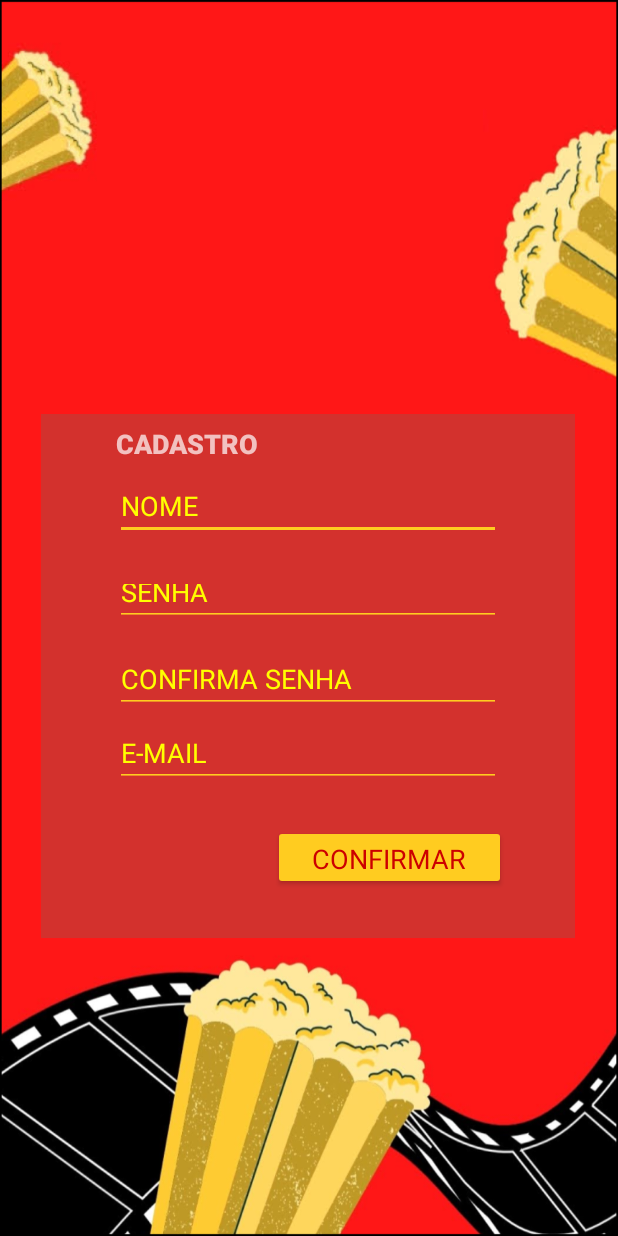
After one commit to Walterharder/AppMoviePedia, an Android app: the Cadastrar screen opened directly, with no data from a screen before it, on a phone screen of 412 x 824 dp. The commit adds this screen. Run offline under Robolectric (Android 15) with nearby library versions, the phone set to English and light mode, and no system bars.

Commit message:
Atualização página cadastro

```diff
--- a/app/src/main/AndroidManifest.xml
+++ b/app/src/main/AndroidManifest.xml
@@ -14,13 +14,17 @@
         android:theme="@style/Theme.MoviePedia"
         tools:targetApi="31">
         <activity
+            android:name=".Cadastrar"
+            android:exported="false"
+            android:theme="@style/Theme.AppCompat.NoActionBar" />/>
+        <activity
             android:name=".Login"
             android:exported="false"
-            android:theme="@style/Theme.AppCompat.NoActionBar"/>
+            android:theme="@style/Theme.AppCompat.NoActionBar" />
         <activity
             android:name=".LoginCadastrar"
             android:exported="false"
-            android:theme="@style/Theme.AppCompat.NoActionBar"/>
+            android:theme="@style/Theme.AppCompat.NoActionBar" />
         <activity
             android:name=".HomeActivity"
             android:exported="false"
--- /dev/null
+++ b/app/src/main/java/com/example/moviepedia/Cadastrar.java
@@ -0,0 +1,14 @@
+package com.example.moviepedia;
+
+import androidx.appcompat.app.AppCompatActivity;
+
+import android.os.Bundle;
+
+public class Cadastrar extends AppCompatActivity {
+
+    @Override
+    protected void onCreate(Bundle savedInstanceState) {
+        super.onCreate(savedInstanceState);
+        setContentView(R.layout.activity_cadastrar);
+    }
+}
--- a/app/src/main/java/com/example/moviepedia/LoginCadastrar.java
+++ b/app/src/main/java/com/example/moviepedia/LoginCadastrar.java
@@ -5,16 +5,37 @@ import androidx.appcompat.app.AppCompatActivity;
 import android.content.Intent;
 import android.os.Bundle;
 import android.view.View;
+import android.widget.Button;
 
 public class LoginCadastrar extends AppCompatActivity {
+
+    private Button botaoLogin;
+    private Button botaoCadastrar;
 
     @Override
     protected void onCreate(Bundle savedInstanceState) {
         super.onCreate(savedInstanceState);
         setContentView(R.layout.activity_login_cadastrar);
 
+        botaoLogin = findViewById(R.id.id_login);
 
-        id_login.setOnClickListener
+        botaoLogin.setOnClickListener(new View.OnClickListener() {
+            @Override
+            public void onClick(View view) {
+                Intent login = new Intent(LoginCadastrar.this,Login.class);
+                startActivity(login);
+            }
+        });
+
+        botaoCadastrar = findViewById(R.id.id_cadastrar);
+
+        botaoCadastrar.setOnClickListener(new View.OnClickListener() {
+            @Override
+            public void onClick(View view) {
+                Intent cadastrar = new Intent(LoginCadastrar.this,Cadastrar.class);
+                startActivity(cadastrar);
+            }
+        });
 
      }
 
--- /dev/null
+++ b/app/src/main/res/layout/activity_cadastrar.xml
@@ -0,0 +1,149 @@
+<?xml version="1.0" encoding="utf-8"?>
+<androidx.constraintlayout.widget.ConstraintLayout xmlns:android="http://schemas.android.com/apk/res/android"
+    xmlns:app="http://schemas.android.com/apk/res-auto"
+    xmlns:tools="http://schemas.android.com/tools"
+    android:layout_width="match_parent"
+    android:layout_height="match_parent"
+    android:background="@drawable/inicial"
+    tools:context=".Cadastrar">
+
+    <View
+        android:id="@+id/view2"
+        android:layout_width="356dp"
+        android:layout_height="349dp"
+        android:layout_marginStart="22dp"
+        android:layout_marginEnd="22dp"
+        android:width="50dp"
+        android:background="#D3312D"
+        android:color="#000000"
+        app:layout_constraintBottom_toBottomOf="parent"
+        app:layout_constraintEnd_toEndOf="parent"
+        app:layout_constraintHorizontal_bias="0.454"
+        app:layout_constraintStart_toStartOf="parent"
+        app:layout_constraintTop_toTopOf="parent"
+        app:layout_constraintVertical_bias="0.581" />
+
+    <EditText
+        android:id="@+id/id_nome"
+        android:layout_width="257dp"
+        android:layout_height="42dp"
+        android:layout_marginStart="50dp"
+
+        android:layout_marginTop="42dp"
+        android:layout_marginEnd="50dp"
+        android:layout_marginBottom="265dp"
+        android:backgroundTint="#FFCC20"
+        android:ems="10"
+        android:hint="NOME"
+        android:inputType="textPersonName"
+        android:selectAllOnFocus="false"
+        android:singleLine="false"
+        android:textColorHint="#FFFF00"
+        android:textSize="18sp"
+        app:layout_constraintBottom_toBottomOf="@+id/view2"
+        app:layout_constraintEnd_toEndOf="@+id/view2"
+        app:layout_constraintStart_toStartOf="@+id/view2"
+        app:layout_constraintTop_toTopOf="@+id/view2"
+        tools:ignore="TouchTargetSizeCheck" />
+
+    <EditText
+        android:id="@+id/id_email_cadastro"
+        android:layout_width="257dp"
+        android:layout_height="39dp"
+
+        android:layout_marginStart="50dp"
+        android:layout_marginTop="209dp"
+        android:layout_marginEnd="50dp"
+        android:layout_marginBottom="101dp"
+        android:backgroundTint="#FFCC20"
+        android:ems="10"
+        android:hint="E-MAIL"
+        android:inputType="textPersonName"
+        android:textColorHint="#FFFF00"
+        android:textSize="18sp"
+        app:layout_constraintBottom_toBottomOf="@+id/view2"
+        app:layout_constraintEnd_toEndOf="@+id/view2"
+        app:layout_constraintStart_toStartOf="@+id/view2"
+        app:layout_constraintTop_toTopOf="@+id/view2"
+        tools:ignore="TouchTargetSizeCheck,TextContrastCheck" />
+
+    <EditText
+        android:id="@+id/id_senha_cadastro"
+        android:layout_width="257dp"
+        android:layout_height="38dp"
+
+        android:layout_marginStart="50dp"
+        android:layout_marginTop="103dp"
+        android:layout_marginEnd="50dp"
+        android:layout_marginBottom="208dp"
+        android:backgroundTint="#FFCC20"
+        android:ems="10"
+        android:hint="SENHA"
+        android:inputType="textPersonName"
+        android:textColorHint="#FFFF00"
+        android:textSize="18sp"
+        app:layout_constraintBottom_toBottomOf="@+id/view2"
+        app:layout_constraintEnd_toEndOf="@+id/view2"
+        app:layout_constraintStart_toStartOf="@+id/view2"
+        app:layout_constraintTop_toTopOf="@+id/view2"
+        tools:ignore="TouchTargetSizeCheck" />
+
+    <EditText
+        android:id="@+id/id_confirmar_senha"
+        android:layout_width="257dp"
+        android:layout_height="40dp"
+
+        android:layout_marginStart="50dp"
+        android:layout_marginTop="159dp"
+        android:layout_marginEnd="50dp"
+        android:layout_marginBottom="150dp"
+        android:backgroundTint="#FFCC20"
+        android:ems="10"
+        android:hint="CONFIRMA SENHA"
+        android:inputType="textPersonName"
+        android:textColorHint="#FFFF00"
+        android:textSize="18sp"
+        app:layout_constraintBottom_toBottomOf="@+id/view2"
+        app:layout_constraintEnd_toEndOf="@+id/view2"
+        app:layout_constraintStart_toStartOf="@+id/view2"
+        app:layout_constraintTop_toTopOf="@+id/view2"
+        tools:ignore="TouchTargetSizeCheck" />
+
+    <TextView
+        android:id="@+id/textView2"
+        android:layout_width="98dp"
+        android:layout_height="26dp"
+        android:layout_marginStart="50dp"
+        android:layout_marginTop="7dp"
+        android:layout_marginEnd="208dp"
+        android:layout_marginBottom="316dp"
+        android:fontFamily="sans-serif-black"
+        android:text="CADASTRO"
+        android:textSize="18sp"
+        app:layout_constraintBottom_toBottomOf="@+id/view2"
+        app:layout_constraintEnd_toEndOf="@+id/view2"
+        app:layout_constraintStart_toStartOf="@+id/view2"
+        app:layout_constraintTop_toTopOf="@+id/view2" />
+
+    <Button
+        android:id="@+id/button"
+        android:layout_width="155dp"
+        android:layout_height="43dp"
+        android:layout_marginStart="205dp"
+        android:layout_marginTop="230dp"
+        android:layout_marginEnd="46dp"
+        android:layout_marginBottom="17dp"
+        android:backgroundTint="#FFCC20"
+        android:fontFamily="sans-serif"
+        android:text="CONFIRMAR"
+        android:textColor="@android:color/holo_red_dark"
+        android:textSize="18sp"
+        app:layout_constraintBottom_toBottomOf="@+id/view2"
+        app:layout_constraintEnd_toEndOf="@+id/view2"
+        app:layout_constraintHorizontal_bias="1.0"
+        app:layout_constraintStart_toStartOf="@+id/view2"
+        app:layout_constraintTop_toTopOf="@+id/view2"
+        app:layout_constraintVertical_bias="0.745"
+        tools:ignore="TouchTargetSizeCheck" />
+
+</androidx.constraintlayout.widget.ConstraintLayout>
--- a/app/src/main/res/layout/activity_login.xml
+++ b/app/src/main/res/layout/activity_login.xml
@@ -15,8 +15,6 @@
         android:layout_marginEnd="22dp"
         android:width="50dp"
         android:background="#D3312D"
-
-
         android:color="#000000"
         app:layout_constraintBottom_toBottomOf="parent"
         app:layout_constraintEnd_toEndOf="parent"
@@ -26,7 +24,7 @@
         app:layout_constraintVertical_bias="0.498" />
 
     <EditText
-        android:id="@+id/editTextTextPersonName"
+        android:id="@+id/id_nome"
         android:layout_width="260dp"
         android:layout_height="48dp"
         android:layout_marginStart="50dp"
@@ -36,13 +34,14 @@
         android:ems="10"
         android:hint="E-MAIL"
         android:inputType="textPersonName"
+        android:textColorHint="#FFFF00"
         app:layout_constraintEnd_toEndOf="@+id/view2"
         app:layout_constraintHorizontal_bias="0.0"
         app:layout_constraintStart_toStartOf="@+id/view2"
         app:layout_constraintTop_toTopOf="@+id/view2" />
 
     <EditText
-        android:id="@+id/editTextTextPersonName3"
+        android:id="@+id/id_senha"
         android:layout_width="260dp"
         android:layout_height="48dp"
         android:layout_marginStart="50dp"
@@ -52,15 +51,16 @@
         android:ems="10"
         android:hint="SENHA"
         android:inputType="textPersonName"
+        android:textColorHint="#FFFF00"
         app:layout_constraintBottom_toBottomOf="@+id/view2"
         app:layout_constraintEnd_toEndOf="@+id/view2"
         app:layout_constraintHorizontal_bias="0.0"
         app:layout_constraintStart_toStartOf="@+id/view2"
-        app:layout_constraintTop_toBottomOf="@+id/editTextTextPersonName"
+        app:layout_constraintTop_toBottomOf="@+id/id_nome"
         app:layout_constraintVertical_bias="1.0" />
 
     <Button
-        android:id="@+id/button"
+        android:id="@+id/id_entrar"
         android:layout_width="88dp"
         android:layout_height="48dp"
         android:layout_marginStart="219dp"
@@ -70,6 +70,7 @@
         android:backgroundTint="#FFCC20"
         android:text="ENTRAR"
         android:textAppearance="@style/TextAppearance.AppCompat.Body1"
+        android:textColor="@android:color/holo_red_dark"
         app:layout_constraintBottom_toBottomOf="@+id/view2"
         app:layout_constraintEnd_toEndOf="@+id/view2"
         app:layout_constraintHorizontal_bias="0.85"
@@ -78,7 +79,7 @@
         app:layout_constraintVertical_bias="0.0" />
 
     <TextView
-        android:id="@+id/textView"
+        android:id="@+id/id_esqueci_senha"
         android:layout_width="wrap_content"
         android:layout_height="wrap_content"
         android:layout_marginStart="52dp"
@@ -86,6 +87,7 @@
         android:layout_marginEnd="241dp"
         android:layout_marginBottom="59dp"
         android:text="ESQUECI MINHA SENHA"
+        android:textColor="#FFF3E0"
         app:layout_constraintBottom_toBottomOf="@+id/view2"
         app:layout_constraintEnd_toEndOf="@+id/view2"
         app:layout_constraintHorizontal_bias="0.021"
--- a/app/src/main/res/layout/activity_login_cadastrar.xml
+++ b/app/src/main/res/layout/activity_login_cadastrar.xml
@@ -41,7 +41,7 @@
         tools:ignore="TextContrastCheck" />
 
     <Button
-        android:id="@+id/button5"
+        android:id="@+id/id_cadastrar"
         android:layout_width="163dp"
         android:layout_height="59dp"
         android:layout_marginStart="95dp"
```
